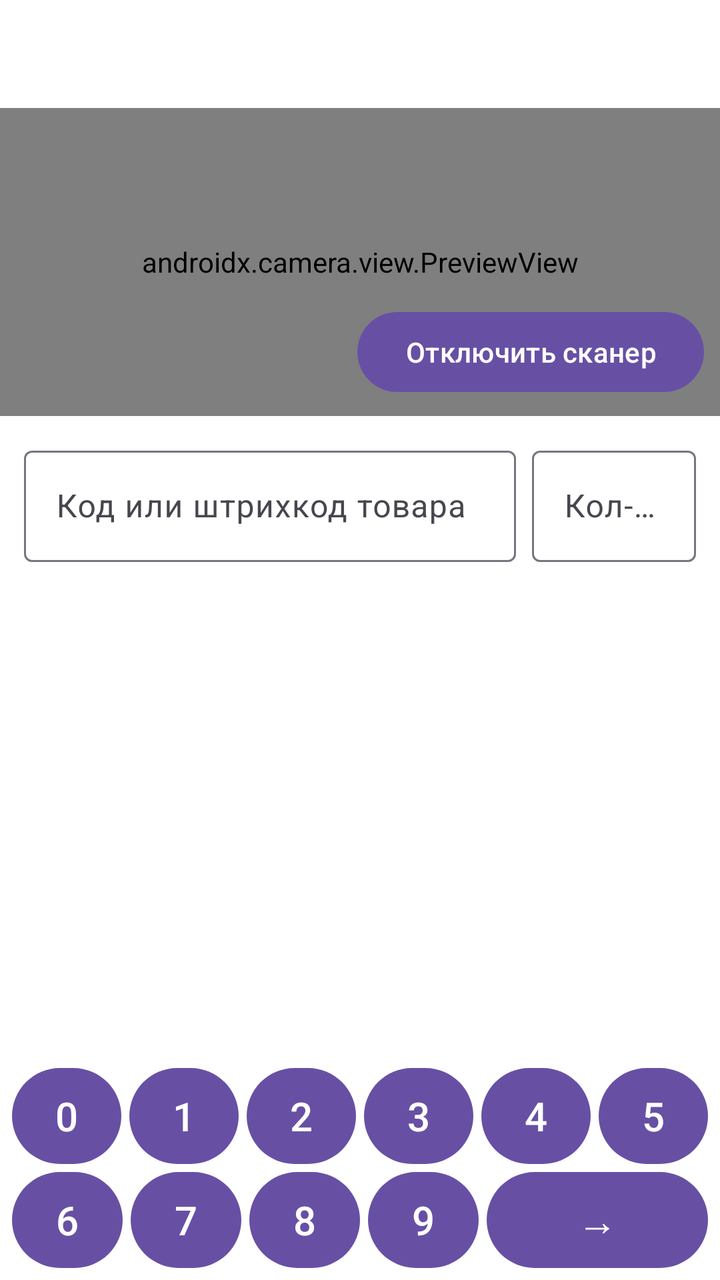
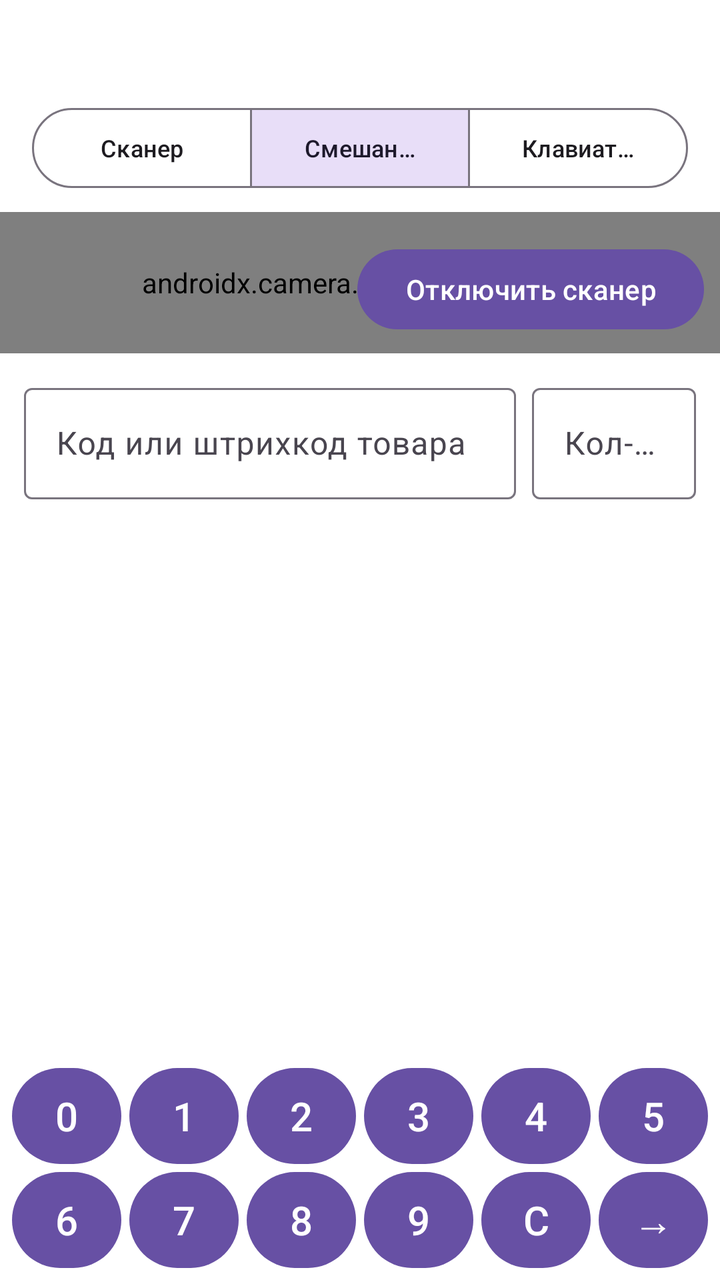

Two renders of the same Android screen: before a commit and after it. Below are the layout's source before the change and the commit's diff.
<!-- AndroidManifest.xml: application theme Theme.MSklad -->
<!-- res/layout/activity_main.xml -->
<?xml version="1.0" encoding="utf-8"?>
<LinearLayout xmlns:android="http://schemas.android.com/apk/res/android"
    android:layout_width="match_parent"
    android:layout_height="match_parent"
    android:background="@color/bg_idle"
    android:orientation="vertical">

    <LinearLayout
        android:layout_width="match_parent"
        android:layout_height="wrap_content"
        android:gravity="center_vertical"
        android:orientation="horizontal"
        android:paddingHorizontal="16dp"
        android:paddingTop="8dp">

        <LinearLayout
            android:layout_width="0dp"
            android:layout_height="wrap_content"
            android:layout_weight="1"
            android:orientation="vertical">

            <TextView
                android:id="@+id/moveTitle"
                android:layout_width="match_parent"
                android:layout_height="wrap_content"
                android:textAppearance="?attr/textAppearanceTitleMedium" />

            <TextView
                android:id="@+id/moveRoute"
                android:layout_width="match_parent"
                android:layout_height="wrap_content"
                android:textAppearance="?attr/textAppearanceBodySmall" />
        </LinearLayout>

        <Button
            android:id="@+id/labelButton"
            android:layout_width="wrap_content"
            android:layout_height="wrap_content"
            android:text="@string/label_button"
            android:visibility="gone" />
    </LinearLayout>

    <FrameLayout
        android:layout_width="match_parent"
        android:layout_height="0dp"
        android:layout_marginTop="8dp"
        android:layout_weight="2.8"
        android:background="@color/black">

        <androidx.camera.view.PreviewView
            android:id="@+id/previewView"
            android:layout_width="match_parent"
            android:layout_height="match_parent" />

        <TextView
            android:id="@+id/scannerOffLabel"
            android:layout_width="wrap_content"
            android:layout_height="wrap_content"
            android:layout_gravity="center"
            android:text="@string/scanner_is_off"
            android:textColor="@color/white"
            android:visibility="gone" />

        <Button
            android:id="@+id/scannerToggle"
            android:layout_width="wrap_content"
            android:layout_height="wrap_content"
            android:layout_gravity="bottom|end"
            android:layout_margin="8dp"
            android:text="@string/scanner_off" />
    </FrameLayout>

    <LinearLayout
        android:layout_width="match_parent"
        android:layout_height="wrap_content"
        android:orientation="vertical"
        android:padding="12dp">

        <LinearLayout
            android:layout_width="match_parent"
            android:layout_height="wrap_content"
            android:orientation="horizontal">

            <com.google.android.material.textfield.TextInputLayout
                android:layout_width="0dp"
                android:layout_height="wrap_content"
                android:layout_marginEnd="8dp"
                android:layout_weight="3"
                android:hint="@string/code_hint">

                <com.google.android.material.textfield.TextInputEditText
                    android:id="@+id/codeEdit"
                    android:layout_width="match_parent"
                    android:layout_height="wrap_content"
                    android:imeOptions="actionSend"
                    android:inputType="number"
                    android:singleLine="true" />
            </com.google.android.material.textfield.TextInputLayout>

            <com.google.android.material.textfield.TextInputLayout
                android:layout_width="0dp"
                android:layout_height="wrap_content"
                android:layout_weight="1"
                android:hint="@string/quantity_hint">

                <com.google.android.material.textfield.TextInputEditText
                    android:id="@+id/quantityEdit"
                    android:layout_width="match_parent"
                    android:layout_height="wrap_content"
                    android:inputType="numberDecimal"
                    android:singleLine="true" />
            </com.google.android.material.textfield.TextInputLayout>
        </LinearLayout>
    </LinearLayout>

    <LinearLayout
        android:id="@+id/resultZone"
        android:layout_width="match_parent"
        android:layout_height="0dp"
        android:layout_weight="4.2"
        android:gravity="center"
        android:orientation="vertical"
        android:padding="16dp">

        <ProgressBar
            android:id="@+id/progress"
            style="?android:attr/progressBarStyleHorizontal"
            android:layout_width="match_parent"
            android:layout_height="wrap_content"
            android:indeterminate="true"
            android:visibility="gone" />

        <TextView
            android:id="@+id/resultProduct"
            android:layout_width="match_parent"
            android:layout_height="wrap_content"
            android:layout_marginBottom="8dp"
            android:gravity="center"
            android:textColor="@color/text_secondary"
            android:textSize="14sp"
            android:visibility="gone" />

        <LinearLayout
            android:layout_width="match_parent"
            android:layout_height="wrap_content"
            android:gravity="center_vertical"
            android:orientation="horizontal">

            <TextView
                android:id="@+id/resultLine"
                android:layout_width="0dp"
                android:layout_height="wrap_content"
                android:layout_weight="1"
                android:gravity="center"
                android:textColor="@color/text_primary"
                android:textSize="32sp"
                android:textStyle="bold"
                android:visibility="gone" />

            <Button
                android:id="@+id/undoButton"
                android:layout_width="wrap_content"
                android:layout_height="wrap_content"
                android:contentDescription="@string/undo_description"
                android:minWidth="48dp"
                android:text="@string/undo"
                android:textColor="@color/error_red"
                android:textSize="20sp"
                android:visibility="gone" />
        </LinearLayout>

        <TextView
            android:id="@+id/resultMessage"
            android:layout_width="match_parent"
            android:layout_height="wrap_content"
            android:gravity="center"
            android:textColor="@color/text_primary"
            android:textSize="20sp" />
    </LinearLayout>

    <LinearLayout
        android:id="@+id/recentList"
        android:layout_width="match_parent"
        android:layout_height="wrap_content"
        android:orientation="vertical"
        android:paddingHorizontal="12dp"
        android:paddingBottom="8dp" />

    <LinearLayout
        android:id="@+id/keypad"
        android:layout_width="match_parent"
        android:layout_height="wrap_content"
        android:orientation="vertical"
        android:paddingHorizontal="4dp"
        android:paddingBottom="4dp">

    <LinearLayout
        android:layout_width="match_parent"
        android:layout_height="wrap_content"
        android:orientation="horizontal">

        <Button
            style="@style/KeypadKey"
            android:layout_width="0dp"
            android:layout_weight="1"
            android:text="0" />
        <Button
            style="@style/KeypadKey"
            android:layout_width="0dp"
            android:layout_weight="1"
            android:text="1" />
        <Button
            style="@style/KeypadKey"
            android:layout_width="0dp"
            android:layout_weight="1"
            android:text="2" />
        <Button
            style="@style/KeypadKey"
            android:layout_width="0dp"
            android:layout_weight="1"
            android:text="3" />
        <Button
            style="@style/KeypadKey"
            android:layout_width="0dp"
            android:layout_weight="1"
            android:text="4" />
        <Button
            style="@style/KeypadKey"
            android:layout_width="0dp"
            android:layout_weight="1"
            android:text="5" />
    </LinearLayout>
    <LinearLayout
        android:layout_width="match_parent"
        android:layout_height="wrap_content"
        android:orientation="horizontal">

        <Button
            style="@style/KeypadKey"
            android:layout_width="0dp"
            android:layout_weight="1"
            android:text="6" />
        <Button
            style="@style/KeypadKey"
            android:layout_width="0dp"
            android:layout_weight="1"
            android:text="7" />
        <Button
            style="@style/KeypadKey"
            android:layout_width="0dp"
            android:layout_weight="1"
            android:text="8" />
        <Button
            style="@style/KeypadKey"
            android:layout_width="0dp"
            android:layout_weight="1"
            android:text="9" />
        <Button
            android:id="@+id/keypadEnter"
            style="@style/KeypadKey"
            android:layout_width="0dp"
            android:layout_weight="2"
            android:contentDescription="@string/send"
            android:text="→" />
    </LinearLayout>
    </LinearLayout>
</LinearLayout>
<!-- resources referenced by this layout -->
<resources>
  <color name="bg_idle">#FFFFFFFF</color>
  <color name="black">#FF000000</color>
  <color name="error_red">#C62828</color>
  <color name="text_primary">#FF212121</color>
  <color name="text_secondary">#FF424242</color>
  <color name="white">#FFFFFFFF</color>
  <string name="code_hint">Код или штрихкод товара</string>
  <string name="label_button">ЭТИК</string>
  <string name="quantity_hint">Кол-во</string>
  <string name="scanner_is_off">Сканер выключен</string>
  <string name="scanner_off">Отключить сканер</string>
  <string name="send">Отправить</string>
  <string name="undo">✕</string>
  <string name="undo_description">Отменить последнюю операцию</string>
  <style name="KeypadKey" parent="Widget.Material3.Button">
          <item name="android:layout_height">48dp</item>
          <item name="android:layout_margin">2dp</item>
          <item name="android:minWidth">0dp</item>
          <item name="android:minHeight">0dp</item>
          <item name="android:insetTop">0dp</item>
          <item name="android:insetBottom">0dp</item>
          <item name="android:padding">0dp</item>
          <item name="android:textSize">20sp</item>
      </style>
  <style name="Theme.MSklad" parent="Theme.Material3.Light.NoActionBar" />
</resources>

<!-- the commit's change to res/layout/activity_main.xml (unified diff, before → after) -->
@@ -1,5 +1,6 @@
 <?xml version="1.0" encoding="utf-8"?>
 <LinearLayout xmlns:android="http://schemas.android.com/apk/res/android"
+    xmlns:app="http://schemas.android.com/apk/res-auto"
     android:layout_width="match_parent"
     android:layout_height="match_parent"
     android:background="@color/bg_idle"
@@ -40,7 +41,46 @@
             android:visibility="gone" />
     </LinearLayout>
 
+    <com.google.android.material.button.MaterialButtonToggleGroup
+        android:id="@+id/modeGroup"
+        android:layout_width="match_parent"
+        android:layout_height="wrap_content"
+        android:layout_marginHorizontal="16dp"
+        android:layout_marginTop="4dp"
+        app:checkedButton="@+id/modeMixed"
+        app:selectionRequired="true"
+        app:singleSelection="true">
+
+        <com.google.android.material.button.MaterialButton
+            android:id="@+id/modeScanner"
+            style="?attr/materialButtonOutlinedStyle"
+            android:layout_width="0dp"
+            android:layout_height="wrap_content"
+            android:layout_weight="1"
+            android:text="@string/mode_scanner"
+            android:textSize="12sp" />
+
+        <com.google.android.material.button.MaterialButton
+            android:id="@+id/modeMixed"
+            style="?attr/materialButtonOutlinedStyle"
+            android:layout_width="0dp"
+            android:layout_height="wrap_content"
+            android:layout_weight="1"
+            android:text="@string/mode_mixed"
+            android:textSize="12sp" />
+
+        <com.google.android.material.button.MaterialButton
+            android:id="@+id/modeKeyboard"
+            style="?attr/materialButtonOutlinedStyle"
+            android:layout_width="0dp"
+            android:layout_height="wrap_content"
+            android:layout_weight="1"
+            android:text="@string/mode_keyboard"
+            android:textSize="12sp" />
+    </com.google.android.material.button.MaterialButtonToggleGroup>
+
     <FrameLayout
+        android:id="@+id/cameraFrame"
         android:layout_width="match_parent"
         android:layout_height="0dp"
         android:layout_marginTop="8dp"
@@ -71,6 +111,7 @@
     </FrameLayout>
 
     <LinearLayout
+        android:id="@+id/inputBlock"
         android:layout_width="match_parent"
         android:layout_height="wrap_content"
         android:orientation="vertical"
@@ -178,13 +219,20 @@
             android:textSize="20sp" />
     </LinearLayout>
 
-    <LinearLayout
-        android:id="@+id/recentList"
-        android:layout_width="match_parent"
-        android:layout_height="wrap_content"
-        android:orientation="vertical"
+    <ScrollView
+        android:id="@+id/recentScroll"
+        android:layout_width="match_parent"
+        android:layout_height="160dp"
+        android:layout_marginBottom="4dp"
         android:paddingHorizontal="12dp"
-        android:paddingBottom="8dp" />
+        android:scrollbars="vertical">
+
+        <LinearLayout
+            android:id="@+id/recentList"
+            android:layout_width="match_parent"
+            android:layout_height="wrap_content"
+            android:orientation="vertical" />
+    </ScrollView>
 
     <LinearLayout
         android:id="@+id/keypad"
@@ -256,12 +304,125 @@
             android:layout_weight="1"
             android:text="9" />
         <Button
+            style="@style/KeypadKey"
+            android:layout_width="0dp"
+            android:layout_weight="1"
+            android:tag="clear"
+            android:contentDescription="@string/clear_description"
+            android:text="C" />
+        <Button
             android:id="@+id/keypadEnter"
             style="@style/KeypadKey"
             android:layout_width="0dp"
-            android:layout_weight="2"
+            android:layout_weight="1"
+            android:tag="enter"
             android:contentDescription="@string/send"
             android:text="→" />
     </LinearLayout>
     </LinearLayout>
+
+    <LinearLayout
+        android:id="@+id/keypadLarge"
+        android:layout_width="match_parent"
+        android:layout_height="0dp"
+        android:layout_weight="5"
+        android:orientation="vertical"
+        android:paddingHorizontal="4dp"
+        android:paddingBottom="4dp"
+        android:visibility="gone">
+
+    <LinearLayout
+        android:layout_width="match_parent"
+        android:layout_height="0dp"
+        android:layout_weight="1"
+        android:orientation="horizontal">
+
+        <Button
+            style="@style/KeypadKeyLarge"
+            android:layout_width="0dp"
+            android:layout_weight="1"
+            android:text="1" />
+        <Button
+            style="@style/KeypadKeyLarge"
+            android:layout_width="0dp"
+            android:layout_weight="1"
+            android:text="2" />
+        <Button
+            style="@style/KeypadKeyLarge"
+            android:layout_width="0dp"
+            android:layout_weight="1"
+            android:text="3" />
+    </LinearLayout>
+    <LinearLayout
+        android:layout_width="match_parent"
+        android:layout_height="0dp"
+        android:layout_weight="1"
+        android:orientation="horizontal">
+
+        <Button
+            style="@style/KeypadKeyLarge"
+            android:layout_width="0dp"
+            android:layout_weight="1"
+            android:text="4" />
+        <Button
+            style="@style/KeypadKeyLarge"
+            android:layout_width="0dp"
+            android:layout_weight="1"
+            android:text="5" />
+        <Button
+            style="@style/KeypadKeyLarge"
+            android:layout_width="0dp"
+            android:layout_weight="1"
+            android:text="6" />
+    </LinearLayout>
+    <LinearLayout
+        android:layout_width="match_parent"
+        android:layout_height="0dp"
+        android:layout_weight="1"
+        android:orientation="horizontal">
+
+        <Button
+            style="@style/KeypadKeyLarge"
+            android:layout_width="0dp"
+            android:layout_weight="1"
+            android:text="7" />
+        <Button
+            style="@style/KeypadKeyLarge"
+            android:layout_width="0dp"
+            android:layout_weight="1"
+            android:text="8" />
+        <Button
+            style="@style/KeypadKeyLarge"
+            android:layout_width="0dp"
+            android:layout_weight="1"
+            android:text="9" />
+    </LinearLayout>
+    <LinearLayout
+        android:layout_width="match_parent"
+        android:layout_height="0dp"
+        android:layout_weight="1"
+        android:orientation="horizontal">
+
+        <Button
+            style="@style/KeypadKeyLarge"
+            android:layout_width="0dp"
+            android:layout_weight="1"
+            android:tag="clear"
+            android:contentDescription="@string/clear_description"
+            android:text="C" />
+        <Button
+            style="@style/KeypadKeyLarge"
+            android:layout_width="0dp"
+            android:layout_weight="1"
+            android:text="0" />
+        <Button
+            android:id="@+id/keypadLargeEnter"
+            style="@style/KeypadKeyLarge"
+            android:layout_width="0dp"
+            android:layout_weight="1"
+            android:tag="enter"
+            android:contentDescription="@string/send"
+            android:text="→" />
+    </LinearLayout>
+    </LinearLayout>
 </LinearLayout>
<!-- resource entries referenced after the edit -->
@@ -6,8 +6,12 @@
   <color name="text_primary">#FF212121</color>
   <color name="text_secondary">#FF424242</color>
   <color name="white">#FFFFFFFF</color>
+  <string name="clear_description">Очистить поле</string>
   <string name="code_hint">Код или штрихкод товара</string>
   <string name="label_button">ЭТИК</string>
+  <string name="mode_keyboard">Клавиатура</string>
+  <string name="mode_mixed">Смешанный</string>
+  <string name="mode_scanner">Сканер</string>
   <string name="quantity_hint">Кол-во</string>
   <string name="scanner_is_off">Сканер выключен</string>
   <string name="scanner_off">Отключить сканер</string>
@@ -24,6 +28,16 @@
           <item name="android:padding">0dp</item>
           <item name="android:textSize">20sp</item>
       </style>
+  <style name="KeypadKeyLarge" parent="Widget.Material3.Button">
+          <item name="android:layout_height">match_parent</item>
+          <item name="android:layout_margin">3dp</item>
+          <item name="android:minWidth">0dp</item>
+          <item name="android:minHeight">0dp</item>
+          <item name="android:insetTop">0dp</item>
+          <item name="android:insetBottom">0dp</item>
+          <item name="android:padding">0dp</item>
+          <item name="android:textSize">30sp</item>
+      </style>
   <style name="Theme.MSklad" parent="Theme.Material3.Light.NoActionBar" />
 </resources>
 
